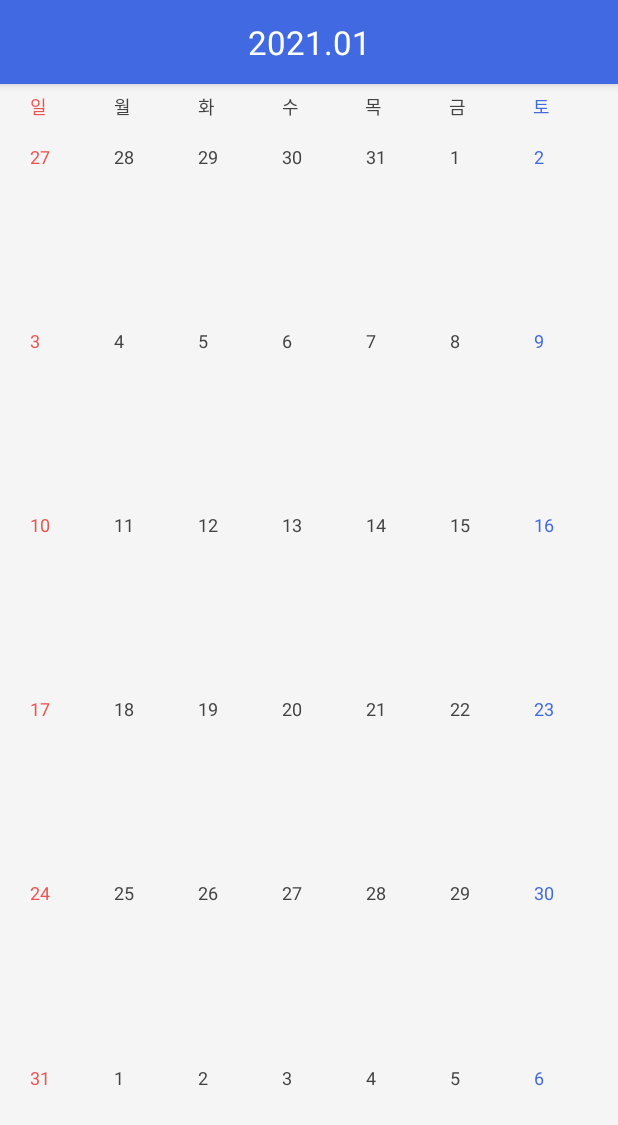
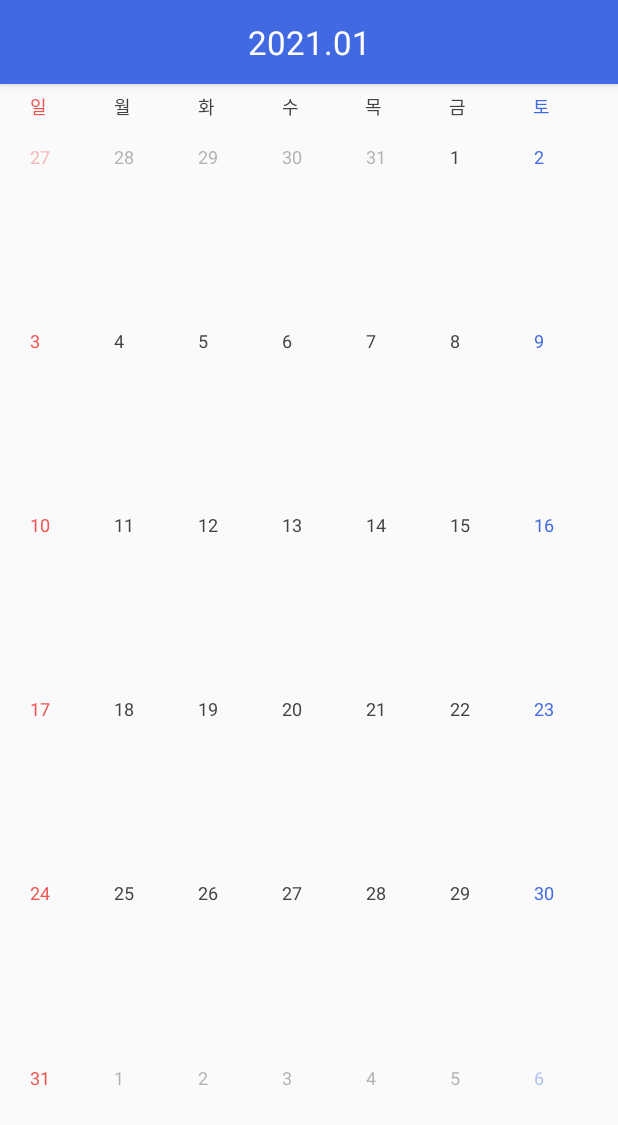
Before and after one commit to hgkim2024/AOSCalendar, an Android app: the screen it shows after launch (ActivityStart), on a phone screen of 412 x 824 dp. Shown: the top 1125 px of the screen. Run offline under Robolectric (Android 15) with nearby library versions, the phone set to English and light mode, and no system bars.

Commit message:
날짜 클릭 시 테두리 표기

```diff
--- a/app/src/main/java/com/asusoft/calendar/fragment/month/FragmentMonthPage.kt
+++ b/app/src/main/java/com/asusoft/calendar/fragment/month/FragmentMonthPage.kt
@@ -7,9 +7,11 @@ import android.view.LayoutInflater
 import android.view.View
 import android.view.ViewGroup
 import androidx.constraintlayout.widget.ConstraintLayout
+import androidx.core.content.ContextCompat
 import androidx.fragment.app.Fragment
 import com.asusoft.calendar.R
 import com.asusoft.calendar.activity.ActivityStart
+import com.asusoft.calendar.fragment.month.objects.MonthItem
 import com.asusoft.calendar.util.`object`.MonthCalendarUIUtil
 import com.asusoft.calendar.util.startOfMonth
 import kotlinx.coroutines.GlobalScope
@@ -20,8 +22,10 @@ import java.util.*
 class FragmentMonthPage: Fragment() {
 
     lateinit var date: Date
-    var dayViewList = ArrayList<View>()
+    lateinit var monthItem: MonthItem
     lateinit var page: View
+
+    var prevClickDayView: View? = null
     var monthCalendar: ConstraintLayout? = null
     var initFlag = false
 
@@ -80,7 +84,21 @@ class FragmentMonthPage: Fragment() {
             page.post {
                 monthCalendar = page.findViewById(R.id.month_calendar)
                 if (monthCalendar?.childCount == 0) {
-                    monthCalendar?.addView(MonthCalendarUIUtil.getMonthUI(context, date.startOfMonth, dayViewList))
+                    monthItem = MonthCalendarUIUtil.getMonthUI(context, date.startOfMonth)
+                    monthCalendar?.addView(monthItem.monthView)
+                }
+
+                for (weekItem in monthItem.WeekItemList) {
+                    for (dayView in weekItem.dayViewList) {
+                        dayView.setOnClickListener {
+                            if (prevClickDayView != null) {
+                                prevClickDayView!!.background = null
+                            }
+
+                            dayView.background = ContextCompat.getDrawable(context, R.drawable.border)
+                            prevClickDayView = dayView
+                        }
+                    }
                 }
             }
         }
--- /dev/null
+++ b/app/src/main/java/com/asusoft/calendar/fragment/month/objects/MonthItem.kt
@@ -0,0 +1,7 @@
+package com.asusoft.calendar.fragment.month.objects
+
+import android.view.View
+import java.util.*
+import kotlin.collections.ArrayList
+
+class MonthItem(val monthDate: Date, val monthView: View, val WeekItemList: ArrayList<WeekItem>)
--- /dev/null
+++ b/app/src/main/java/com/asusoft/calendar/fragment/month/objects/WeekItem.kt
@@ -0,0 +1,7 @@
+package com.asusoft.calendar.fragment.month.objects
+
+import android.view.View
+import java.util.*
+import kotlin.collections.ArrayList
+
+class WeekItem(val weekDate: Date, val weekView: View, val dayViewList: ArrayList<View>)
--- a/app/src/main/java/com/asusoft/calendar/util/object/MonthCalendarUIUtil.kt
+++ b/app/src/main/java/com/asusoft/calendar/util/object/MonthCalendarUIUtil.kt
@@ -11,6 +11,8 @@ import androidx.constraintlayout.widget.ConstraintLayout
 import androidx.constraintlayout.widget.ConstraintSet
 import com.asusoft.calendar.R
 import com.asusoft.calendar.fragment.month.WeekOfDayType
+import com.asusoft.calendar.fragment.month.objects.MonthItem
+import com.asusoft.calendar.fragment.month.objects.WeekItem
 import com.asusoft.calendar.util.*
 import java.util.*
 import kotlin.collections.ArrayList
@@ -38,15 +40,17 @@ object MonthCalendarUIUtil {
         }
     }
 
-    fun getOneWeekUI(
-        context: Context,
-        currentDate: Date,
-        dayViewList: ArrayList<View>
-    ): View {
+    private fun getOneWeekUI(
+            context: Context,
+            startOfWeekDate: Date,
+            currentMonthDate: Date
+    ): WeekItem {
         val inflater = LayoutInflater.from(context)
         val weekLayout = ConstraintLayout(context)
         val rate: Float = 1.0F / WEEK
-        var date = currentDate
+        var date = startOfWeekDate
+
+        val dayViewList = ArrayList<View>()
 
         weekLayout.layoutParams = ConstraintLayout.LayoutParams(
             LinearLayout.LayoutParams.MATCH_PARENT,
@@ -80,21 +84,26 @@ object MonthCalendarUIUtil {
 
             set.applyTo(weekLayout)
             dayViewList.add(v)
+
+            if (currentMonthDate.calendarMonth != date.calendarMonth) {
+                v.alpha = 0.4F
+            }
+
             date = date.tomorrow
         }
 
-        return weekLayout
+        return WeekItem(startOfWeekDate, weekLayout, dayViewList)
     }
 
     fun getMonthUI(
-        context: Context,
-        currentDate: Date,
-        dayViewList: ArrayList<View>
-    ): View {
+            context: Context,
+            startOfMonthDate: Date
+    ): MonthItem {
         val start = System.currentTimeMillis()
 
-        val row = getMonthRow(currentDate)
-        var date = currentDate.startOfMonth.startOfWeek
+        val weekItemList = ArrayList<WeekItem>()
+        val row = getMonthRow(startOfMonthDate)
+        var date = startOfMonthDate.startOfWeek
         val monthLayout = LinearLayout(context)
         monthLayout.weightSum = WEIGHT_SUM
         monthLayout.orientation = LinearLayout.VERTICAL
@@ -105,7 +114,9 @@ object MonthCalendarUIUtil {
         )
 
         for (idx in 0 until row) {
-            val weekLayout = getOneWeekUI(context, date, dayViewList)
+            val weekItem = getOneWeekUI(context, date, startOfMonthDate)
+
+            val weekLayout = weekItem.weekView
             monthLayout.addView(weekLayout)
 
             weekLayout.layoutParams = LinearLayout.LayoutParams(
@@ -114,12 +125,14 @@ object MonthCalendarUIUtil {
                 WEIGHT_SUM / row
             )
 
+            weekItemList.add(weekItem)
             date = date.nextWeek
         }
 
         val diff = System.currentTimeMillis() - start
         Log.d("Asu", "getMonthUI diff: $diff")
-        return monthLayout
+
+        return MonthItem(startOfMonthDate, monthLayout, weekItemList)
     }
 
     fun getWeekHeader(
--- /dev/null
+++ b/app/src/main/res/drawable/border.xml
@@ -0,0 +1,11 @@
+<?xml version="1.0" encoding="UTF-8"?>
+<shape xmlns:android="http://schemas.android.com/apk/res/android">
+    <stroke
+        android:width="1dp"
+        android:color="#86E57F" />
+    <padding
+        android:bottom="1dp"
+        android:left="1dp"
+        android:right="1dp"
+        android:top="1dp" />
+</shape>
--- a/app/src/main/res/values/colors.xml
+++ b/app/src/main/res/values/colors.xml
@@ -6,8 +6,7 @@
 
     <color name="red">#EF5350</color>
     <color name="blue">#4169E1</color>
-    <color name="background">#F5F5F5</color>
-    <color name="itemBackground">#FAFAFA</color>
+    <color name="background">#FAFAFA</color>
     <color name="font">#424242</color>
     <color name="lightFont">#BDBDBD</color>
     <color name="separator">#E0E0E0</color>
--- a/app/src/main/res/values/styles.xml
+++ b/app/src/main/res/values/styles.xml
@@ -5,7 +5,7 @@
         <item name="colorAccent">@color/colorAccent</item>
 
         <item name="android:textColorPrimary">@color/font</item>
-        <item name="android:itemBackground">@color/itemBackground</item>
+        <item name="android:itemBackground">@color/background</item>
         <item name="android:windowBackground">@color/background</item>
         <item name="android:textColor">@color/font</item>
         <item name="android:alertDialogTheme">@style/lightDialog</item>
@@ -26,7 +26,7 @@
     </style>
 
     <style name="menuTheme" parent="@style/Widget.AppCompat.ActionButton.Overflow">
-        <item name="android:tint">@color/itemBackground</item>
+        <item name="android:tint">@color/background</item>
     </style>
 
 <!--    <style name="LightTheme" parent="AppTheme">-->
```
